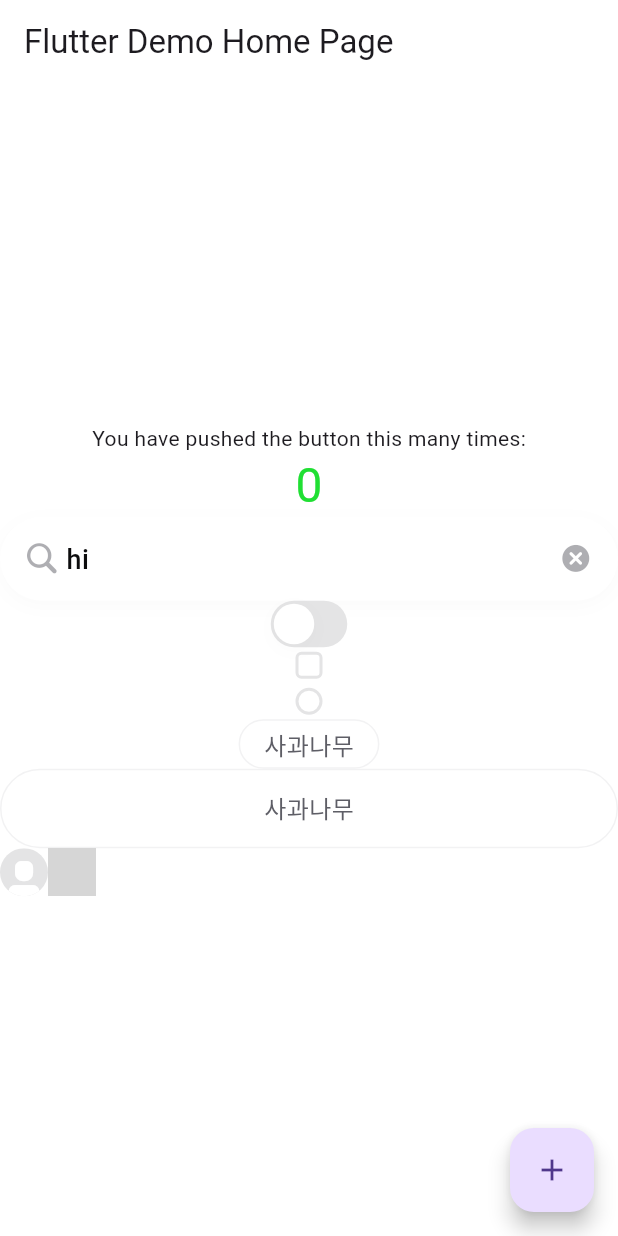
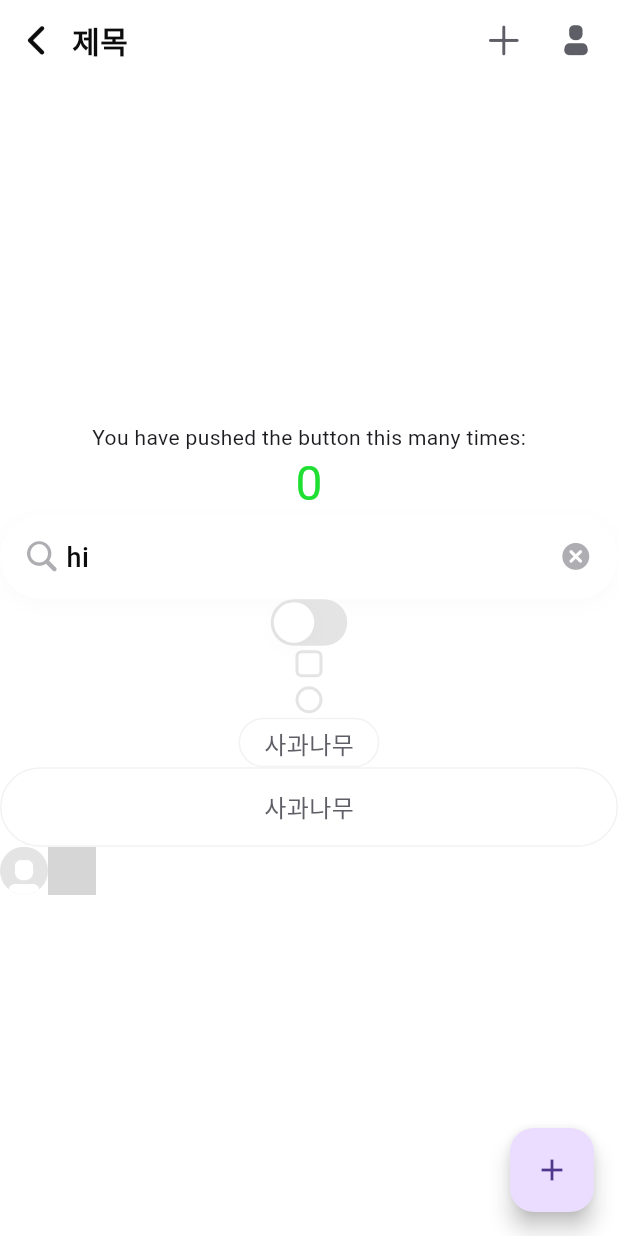
Before and after one commit to 0hayoo/moyamoya-app, a Flutter app: the screen it shows after launch, on a phone screen of 412 x 824 dp. Run offline on Flutter 3.47's test engine with Material 3 defaults, Android fonts, the phone set to English and light mode, and no system bars; our stand-ins replace smooth_corner; network calls fail; grey boxes are pictures that could not be loaded.

Commit message:
feat: Create Top App Bar

```diff
--- a/lib/designsystem/component/clickable.dart
+++ b/lib/designsystem/component/clickable.dart
@@ -5,8 +5,8 @@ import 'package:smooth_corner/smooth_corner.dart';
 class MoyaMoyaClickable extends StatefulWidget {
   const MoyaMoyaClickable({
     super.key,
+    required this.onPressed,
     required this.child,
-    required this.onPressed,
     this.isEnabled = true,
     this.borderRadius,
   });
--- /dev/null
+++ b/lib/designsystem/component/top_app_bar.dart
@@ -0,0 +1,105 @@
+import 'package:flutter/material.dart';
+import 'package:moyamoya/designsystem/component/clickable.dart';
+import 'package:moyamoya/designsystem/foundation/app_theme.dart';
+
+import '../foundation/moya_moya_icons_icons.dart';
+
+enum TopAppBarType {
+  basic,
+  small,
+}
+
+class TopAppBarActionItem {
+  const TopAppBarActionItem({
+    required this.icon,
+    required this.onPressed,
+  });
+
+  final IconData icon;
+  final VoidCallback onPressed;
+}
+
+class MoyaMoyaTopAppBar extends StatelessWidget implements PreferredSizeWidget {
+  const MoyaMoyaTopAppBar({
+    super.key,
+    required this.title,
+    required this.appBarType,
+    this.actionItems,
+    this.onBackPressed,
+  });
+
+  final String title;
+  final TopAppBarType appBarType;
+  final List<TopAppBarActionItem>? actionItems;
+  final VoidCallback? onBackPressed;
+
+  @override
+  Widget build(BuildContext context) {
+    return SafeArea(
+      child: SizedBox(
+        height: 54,
+        child: Padding(
+          padding: const EdgeInsets.symmetric(horizontal: 4),
+          child: Row(
+            mainAxisAlignment: MainAxisAlignment.center,
+            children: [
+              if (appBarType == TopAppBarType.small) _getBackButton(context),
+              Expanded(
+                child: Padding(
+                  padding: EdgeInsets.only(
+                    left: appBarType == TopAppBarType.basic ? 12 : 4,
+                    right: 4,
+                  ),
+                  child: Text(
+                    title,
+                    style: (appBarType == TopAppBarType.basic
+                            ? context.typography.title1Bold
+                            : context.typography.heading2Bold)
+                        .copyWith(color: context.colors.labelNormal),
+                  ),
+                ),
+              ),
+              ..._getActionItems(context)
+            ],
+          ),
+        ),
+      ),
+    );
+  }
+
+  Widget _getBackButton(BuildContext context) {
+    return MoyaMoyaClickable(
+      onPressed: onBackPressed ?? () {},
+      child: Padding(
+        padding: const EdgeInsets.all(8),
+        child: Icon(
+          MoyaMoyaIcons.chevron_left,
+          size: 24,
+          color: context.colors.labelNormal,
+        ),
+      ),
+    );
+  }
+
+  List<Widget> _getActionItems(BuildContext context) {
+    if (actionItems != null) {
+      return actionItems!.map((actionItem) {
+        return MoyaMoyaClickable(
+          onPressed: actionItem.onPressed,
+          child: Padding(
+            padding: EdgeInsets.all(12),
+            child: Icon(
+              actionItem.icon,
+              size: 24,
+              color: context.colors.labelAlternative,
+            ),
+          ),
+        );
+      }).toList();
+    }
+    return [];
+  }
+
+  @override
+  Size get preferredSize => Size.fromHeight(54);
+}
--- a/lib/designsystem/foundation/moya_moya_icons_icons.dart
+++ b/lib/designsystem/foundation/moya_moya_icons_icons.dart
@@ -26,4 +26,7 @@ class MoyaMoyaIcons {
   static const IconData out = IconData(0xe803, fontFamily: _kFontFam, fontPackage: _kFontPkg);
   static const IconData magnifyingglass = IconData(0xe804, fontFamily: _kFontFam, fontPackage: _kFontPkg);
   static const IconData person = IconData(0xe805, fontFamily: _kFontFam, fontPackage: _kFontPkg);
+  static const IconData chevron_left = IconData(0xe806, fontFamily: _kFontFam, fontPackage: _kFontPkg);
+  static const IconData topperson = IconData(0xe807, fontFamily: _kFontFam, fontPackage: _kFontPkg);
+  static const IconData addline = IconData(0xe808, fontFamily: _kFontFam, fontPackage: _kFontPkg);
 }
--- a/lib/main.dart
+++ b/lib/main.dart
@@ -4,7 +4,9 @@ import 'package:moyamoya/designsystem/component/radio.dart';
 import 'package:moyamoya/designsystem/component/text_field.dart';
 import 'package:moyamoya/designsystem/component/text_radio.dart';
 import 'package:moyamoya/designsystem/component/toggle.dart';
+import 'package:moyamoya/designsystem/component/top_app_bar.dart';
 import 'package:moyamoya/designsystem/foundation/app_theme.dart';
+import 'package:moyamoya/designsystem/foundation/moya_moya_icons_icons.dart';
 import 'package:provider/provider.dart';
 
 import 'designsystem/component/avatar.dart';
@@ -76,9 +78,13 @@ class _MyHomePageState extends State<MyHomePage> {
   Widget build(BuildContext context) {
     return Scaffold(
       backgroundColor: context.colors.backgroundNormal,
-      appBar: AppBar(
-        backgroundColor: context.colors.backgroundNormal,
-        title: Text(widget.title),
+      appBar: MoyaMoyaTopAppBar(
+        title: "제목",
+        appBarType: TopAppBarType.small,
+        actionItems: [
+          TopAppBarActionItem(icon: MoyaMoyaIcons.addline, onPressed: () {}),
+          TopAppBarActionItem(icon: MoyaMoyaIcons.person, onPressed: () {}),
+        ],
       ),
       body: Center(
         child: Column(
```
Also changed, not shown: assets/fonts/MoyaMoyaIcons.ttf.
